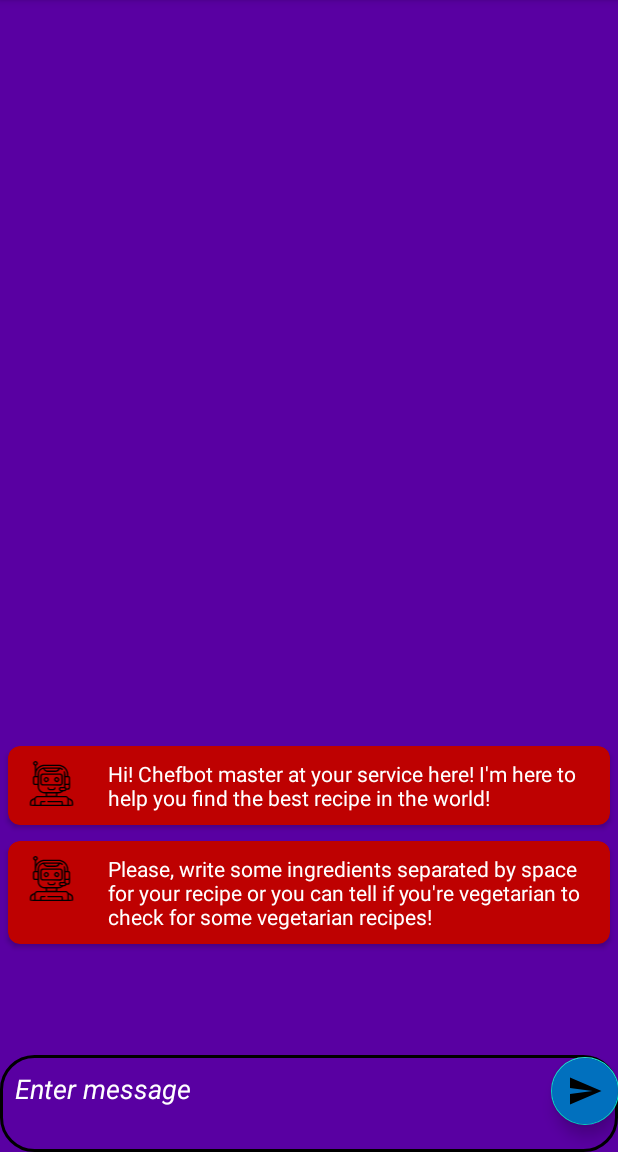
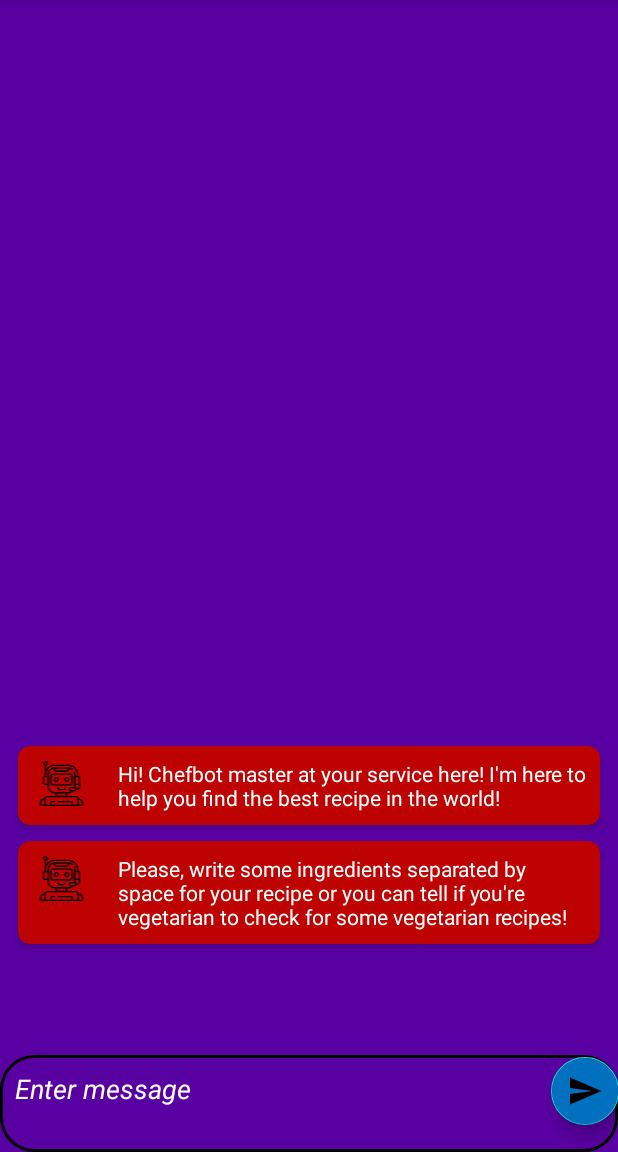
Before and after one commit to MehaiIulian/mychatbot, an Android app: the screen it shows after launch (MainActivity), on a phone screen of 412 x 824 dp, the part 84-1236 px from its top. Run offline under Robolectric (Android 15) with nearby library versions, the phone set to English and light mode, and no system bars.

Commit message:
Update MainActivity.java

```diff
--- a/app/src/main/java/com/example/chatbot/MainActivity.java
+++ b/app/src/main/java/com/example/chatbot/MainActivity.java
@@ -108,7 +108,7 @@ public class MainActivity extends AppCompatActivity {
 
         chatsRV.setLayoutManager(manager);
         ((LinearLayoutManager) chatsRV.getLayoutManager()).setStackFromEnd(true);
-        chatsRV.setPadding(0, 0, 0, 200);
+        chatsRV.setPadding(10, 10, 10, 200);
         chatsRV.setAdapter(chatRVAdapter);
         chatsRV.setNestedScrollingEnabled(false);
 
```
